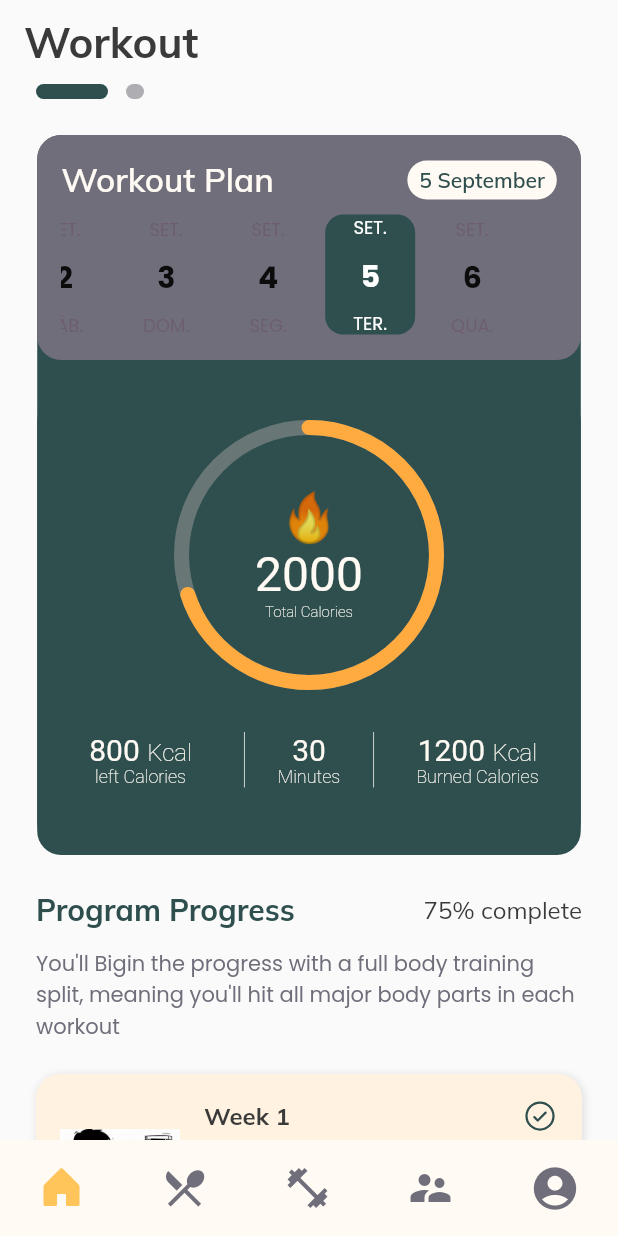
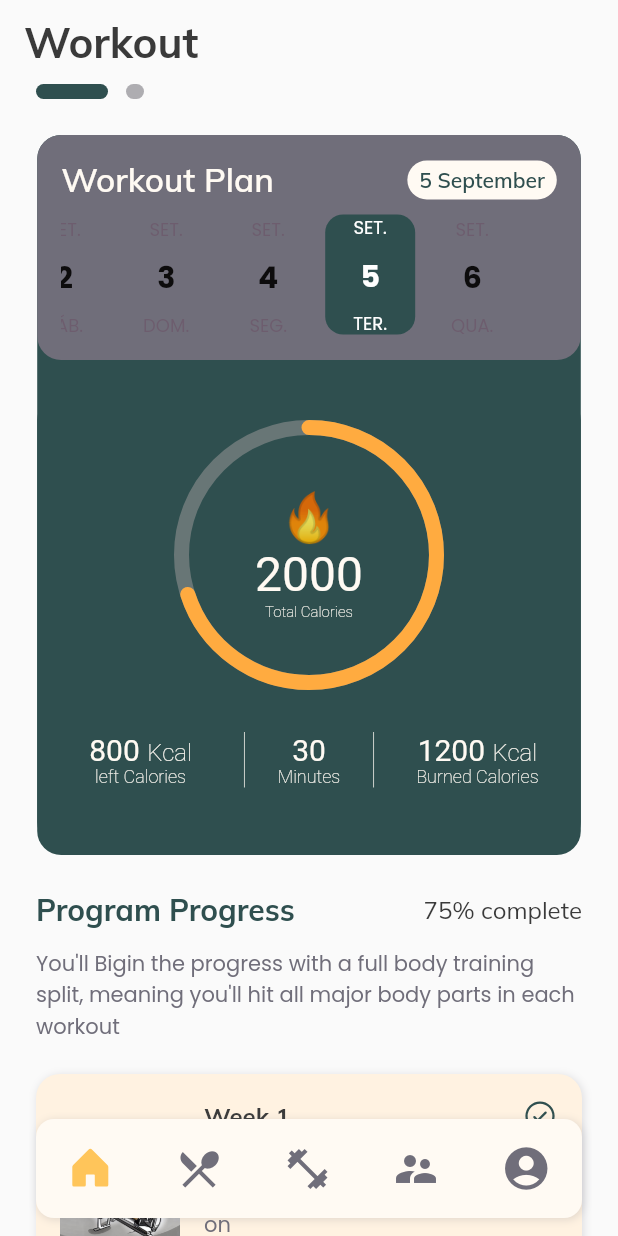
Before and after one commit to ContinuumTeam/GymHabit, a Flutter app: the screen it shows after launch, swiped to page 3, on a phone screen of 412 x 824 dp. Run offline on Flutter 3.47's test engine with Material 2 defaults, Android fonts, the phone set to English and light mode, and no system bars; drawn by our look-alikes of easy_date_timeline, percent_indicator, smooth_page_indicator; our stand-ins replace dartz, dio, equatable, firebase_core, fl_chart, get_it and 3 more; accounts and stored records are empty.

Commit message:
refactor: deixando o bottom navigation flutuante

```diff
--- a/lib/features/home/presenter/home_page.dart
+++ b/lib/features/home/presenter/home_page.dart
@@ -24,7 +24,8 @@ class _HomePageState extends State<HomePage> {
   @override
   Widget build(BuildContext context) {
     return Scaffold(
-      backgroundColor: AppColors.background,
+        resizeToAvoidBottomInset: false,
+        extendBody: true,
         body: ValueListenableBuilder(
             valueListenable: controller.currentPage,
             builder: (_, value, __) {
@@ -40,9 +41,25 @@ class _HomePageState extends State<HomePage> {
                 ],
               );
             }),
-      bottomNavigationBar: Container(
-        height: 64,
+        bottomNavigationBar: SafeArea(
+          child: Container(
+            padding: const EdgeInsets.all(12),
+            margin: const EdgeInsets.symmetric(horizontal: 12),
+            height: 90,
+            child: Container(
+              decoration: BoxDecoration(
+                borderRadius: const BorderRadius.all(
+                  Radius.circular(12),
+                ),
                 color: AppColors.background,
+                boxShadow: [
+                  BoxShadow(
+                    color: AppColors.body.withOpacity(0.2),
+                    blurRadius: 4,
+                    offset: const Offset(1, 1),
+                  )
+                ],
+              ),
               child: Row(
                 mainAxisAlignment: MainAxisAlignment.spaceAround,
                 children: [
@@ -99,7 +116,8 @@ class _HomePageState extends State<HomePage> {
                 ],
               ),
             ),
-    );
+          ),
+        ));
   }
 }
 
--- a/lib/features/home/presenter/pages/workout_page.dart
+++ b/lib/features/home/presenter/pages/workout_page.dart
@@ -275,7 +275,7 @@ class _WorkoutPageState extends State<WorkoutPage> {
       ),
       body: SingleChildScrollView(
         child: Padding(
-          padding: const EdgeInsets.only(left: 24, right: 24, bottom: 24),
+          padding: const EdgeInsets.only(left: 24, right: 24),
           child: Column(
             children: [
               // teste
```
Lines whose indentation alone changed are shown as unchanged.
